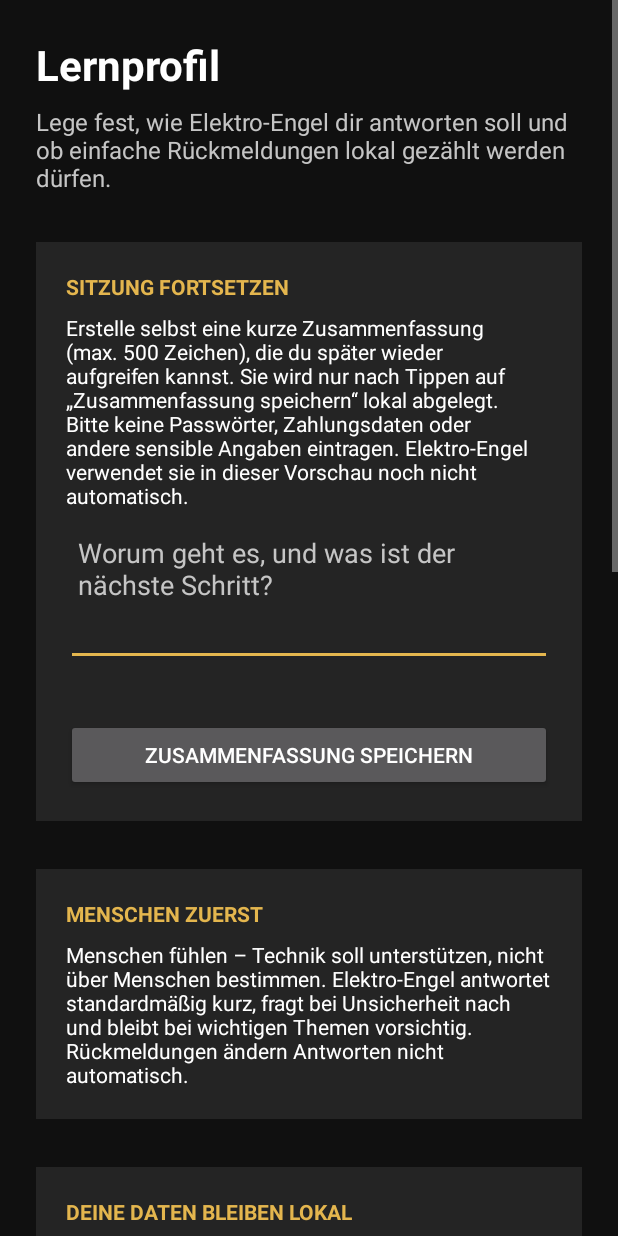
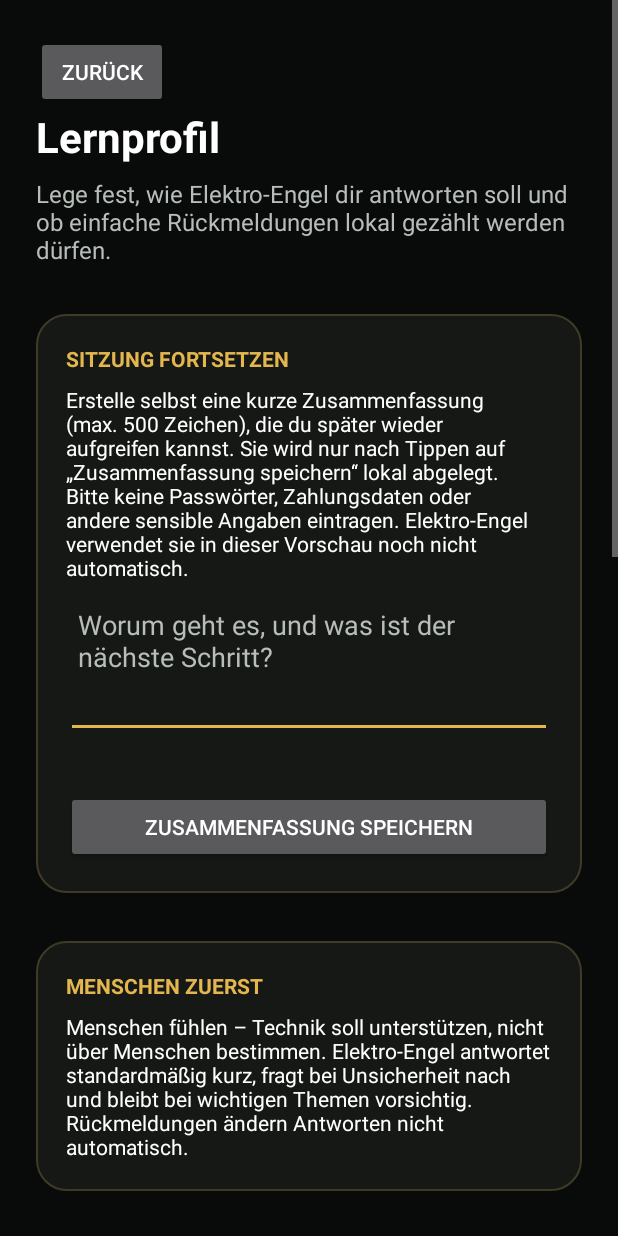
Before and after one commit to nikolausnold/NIKNOLIG, an Android app: the LearningProfileActivity screen opened directly, with no data from a screen before it, on a phone screen of 412 x 824 dp. Run offline under Robolectric (Android 15) with nearby library versions, the phone set to English and light mode, and no system bars.

Commit message:
Refresh Android screens and profile navigation
Co-authored-by: nikolausnold <339979236+nikolausnold@users.noreply.github.com>

```diff
--- a/app/src/main/java/com/niknolig/app/LearningProfileActivity.kt
+++ b/app/src/main/java/com/niknolig/app/LearningProfileActivity.kt
@@ -28,6 +28,10 @@ class LearningProfileActivity : Activity() {
     override fun onCreate(savedInstanceState: Bundle?) {
         super.onCreate(savedInstanceState)
         setContentView(R.layout.activity_learning_profile)
+
+        findViewById<Button>(R.id.learning_profile_back_button).setOnClickListener {
+            finish()
+        }
 
         learningEnabledSwitch = findViewById(R.id.learning_enabled_switch)
         responseStyleGroup = findViewById(R.id.response_style_group)
--- /dev/null
+++ b/app/src/main/res/drawable/card_surface.xml
@@ -0,0 +1,7 @@
+<shape xmlns:android="http://schemas.android.com/apk/res/android">
+    <solid android:color="@color/dark_surface" />
+    <corners android:radius="20dp" />
+    <stroke
+        android:width="1dp"
+        android:color="@color/surface_outline" />
+</shape>
--- a/app/src/main/res/layout/activity_learning_profile.xml
+++ b/app/src/main/res/layout/activity_learning_profile.xml
@@ -9,6 +9,12 @@
         android:layout_height="wrap_content"
         android:orientation="vertical"
         android:padding="@dimen/screen_padding">
+
+        <Button
+            android:id="@+id/learning_profile_back_button"
+            android:layout_width="wrap_content"
+            android:layout_height="wrap_content"
+            android:text="@string/navigation_back" />
 
         <TextView
             android:layout_width="match_parent"
@@ -31,7 +37,7 @@
             android:layout_width="match_parent"
             android:layout_height="wrap_content"
             android:layout_marginTop="@dimen/space_large"
-            android:background="@color/dark_surface"
+            android:background="@drawable/card_surface"
             android:orientation="vertical"
             android:padding="@dimen/card_padding">
 
@@ -87,7 +93,7 @@
             android:layout_width="match_parent"
             android:layout_height="wrap_content"
             android:layout_marginTop="@dimen/space_large"
-            android:background="@color/dark_surface"
+            android:background="@drawable/card_surface"
             android:orientation="vertical"
             android:padding="@dimen/card_padding">
 
@@ -113,7 +119,7 @@
             android:layout_width="match_parent"
             android:layout_height="wrap_content"
             android:layout_marginTop="@dimen/space_large"
-            android:background="@color/dark_surface"
+            android:background="@drawable/card_surface"
             android:orientation="vertical"
             android:padding="@dimen/card_padding">
 
@@ -146,7 +152,7 @@
             android:layout_width="match_parent"
             android:layout_height="wrap_content"
             android:layout_marginTop="@dimen/space_large"
-            android:background="@color/dark_surface"
+            android:background="@drawable/card_surface"
             android:orientation="vertical"
             android:padding="@dimen/card_padding">
 
@@ -197,7 +203,7 @@
             android:layout_width="match_parent"
             android:layout_height="wrap_content"
             android:layout_marginTop="@dimen/space_large"
-            android:background="@color/dark_surface"
+            android:background="@drawable/card_surface"
             android:orientation="vertical"
             android:padding="@dimen/card_padding">
 
--- a/app/src/main/res/layout/activity_main.xml
+++ b/app/src/main/res/layout/activity_main.xml
@@ -56,7 +56,7 @@
             android:layout_width="match_parent"
             android:layout_height="wrap_content"
             android:layout_marginTop="@dimen/space_large"
-            android:background="@color/dark_surface"
+            android:background="@drawable/card_surface"
             android:orientation="vertical"
             android:padding="@dimen/card_padding">
 
@@ -74,7 +74,7 @@
                 android:layout_height="wrap_content"
                 android:layout_marginTop="@dimen/space_small"
                 android:text="@string/system_status"
-                android:textColor="@color/text_primary"
+                android:textColor="@color/brand_accent"
                 android:textSize="20sp"
                 android:textStyle="bold" />
 
@@ -98,7 +98,7 @@
             android:layout_width="match_parent"
             android:layout_height="wrap_content"
             android:layout_marginTop="@dimen/space_large"
-            android:background="@color/dark_surface"
+            android:background="@drawable/card_surface"
             android:orientation="vertical"
             android:padding="@dimen/card_padding">
 
@@ -139,7 +139,7 @@
             android:layout_width="match_parent"
             android:layout_height="wrap_content"
             android:layout_marginTop="@dimen/space_large"
-            android:background="@color/dark_surface"
+            android:background="@drawable/card_surface"
             android:padding="@dimen/card_padding"
             android:text="@string/demo_notice"
             android:textColor="@color/text_primary"
--- a/app/src/main/res/values/colors.xml
+++ b/app/src/main/res/values/colors.xml
@@ -1,9 +1,10 @@
 <resources>
-    <color name="dark_background">#101010</color>
-    <color name="dark_surface">#242424</color>
+    <color name="dark_background">#090B0A</color>
+    <color name="dark_surface">#151815</color>
+    <color name="surface_outline">#403A28</color>
     <color name="gold">#E4B64E</color>
-    <color name="brand_accent">#C8F169</color>
-    <color name="active_green">#72D572</color>
+    <color name="brand_accent">#B9F46F</color>
+    <color name="active_green">#86E889</color>
     <color name="text_primary">#FFFFFF</color>
-    <color name="text_secondary">#C5C5C5</color>
+    <color name="text_secondary">#B7BDB8</color>
 </resources>
--- a/app/src/main/res/values/strings.xml
+++ b/app/src/main/res/values/strings.xml
@@ -16,6 +16,7 @@
     <string name="support_email_unavailable">Keine E-Mail-App auf diesem Gerät gefunden.</string>
     <string name="demo_notice">Vorschau – noch keine Geräteverbindung, Sicherheitsfreigabe oder produktive Funktion.</string>
     <string name="learning_profile_button">Lernprofil und Datenschutz</string>
+    <string name="navigation_back">Zurück</string>
     <string name="learning_profile_title">Lernprofil</string>
     <string name="learning_profile_description">Lege fest, wie Elektro-Engel dir antworten soll und ob einfache Rückmeldungen lokal gezählt werden dürfen.</string>
     <string name="assistant_principle_heading">MENSCHEN ZUERST</string>
```
Also changed, not shown: 1 other file.
